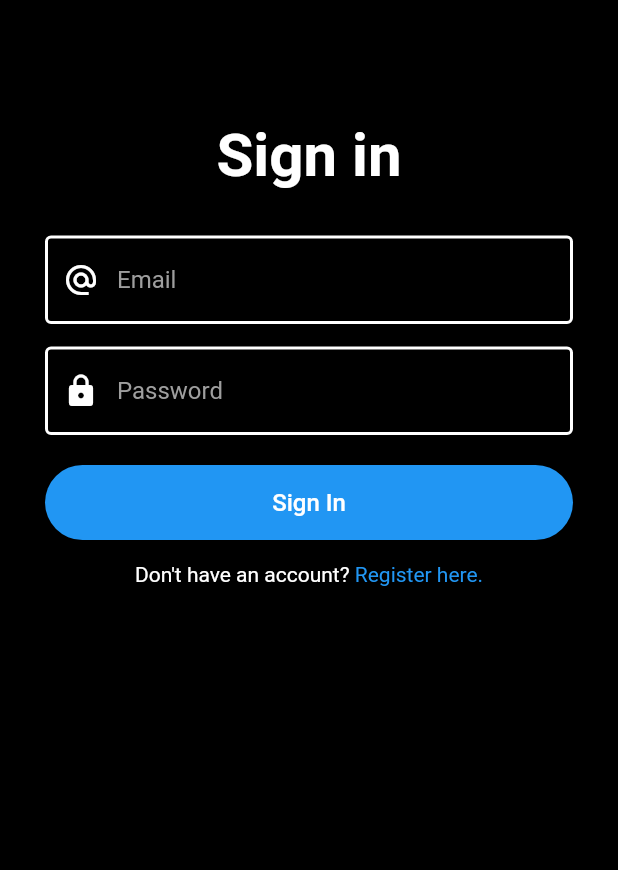
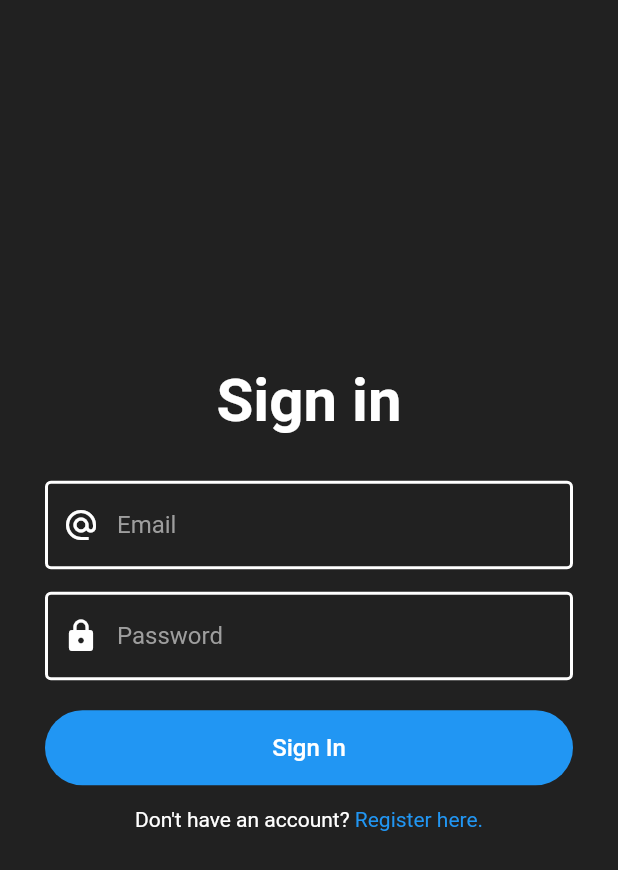
Before and after one commit to ahmedgulabkhan/easy_auth, a Flutter app: the screen it shows after launch, on a phone screen of 412 x 824 dp. Shown: the top 870 px of the screen. Run offline on Flutter 3.47's test engine with Material 2 defaults, Android fonts, the phone set to English and light mode, and no system bars; our stand-ins replace cloud_firestore, firebase_auth, flutter_spinkit, shared_preferences; accounts and stored records are empty.

```diff
--- a/lib/pages/signin_page.dart
+++ b/lib/pages/signin_page.dart
@@ -60,9 +60,12 @@ class _SignInPageState extends State<SignInPage> {
       body: Form(
         key: _formKey,
         child: Container(
-          color: Colors.black,
-          child: ListView(
-            padding: EdgeInsets.symmetric(horizontal: 30.0, vertical: 80.0),
+          padding: EdgeInsets.symmetric(horizontal: 30.0, vertical: 20.0),
+          color: Colors.black87,
+          child: Column(
+            mainAxisAlignment: MainAxisAlignment.center,
+            crossAxisAlignment: CrossAxisAlignment.center,
+            // padding: EdgeInsets.symmetric(horizontal: 30.0, vertical: 80.0),
             children: <Widget>[
               Column(
                 mainAxisAlignment: MainAxisAlignment.center,
```
Also changed, not shown: lib/pages/register_page.dart (+6 -3 lines), 1 other file.
